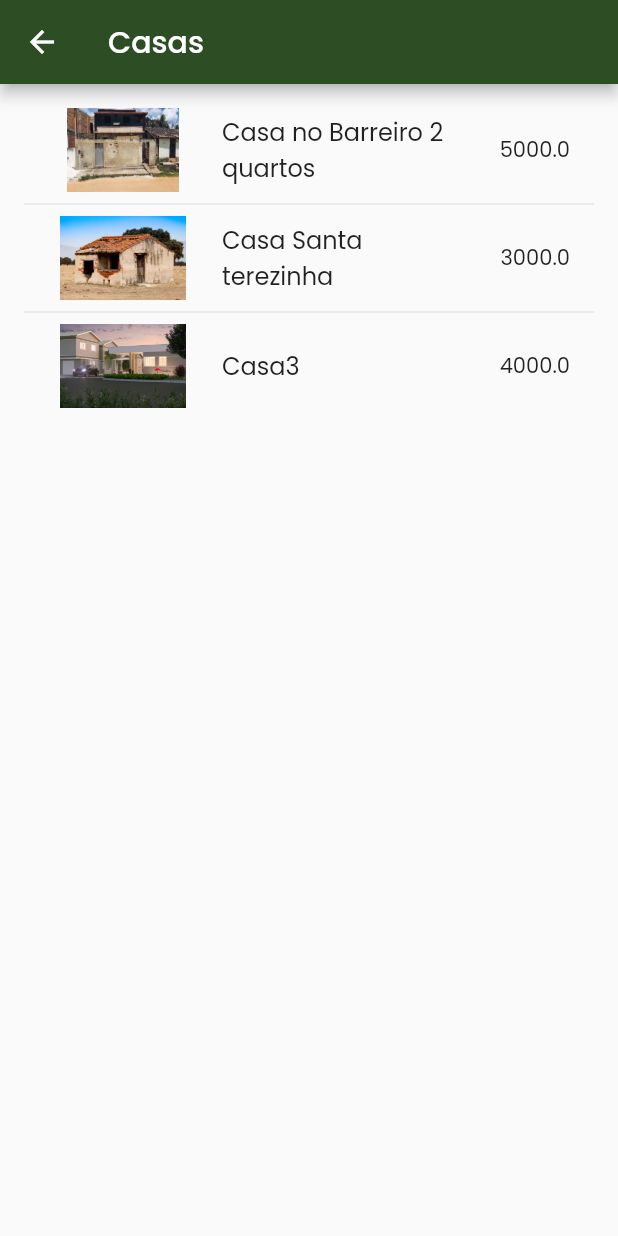
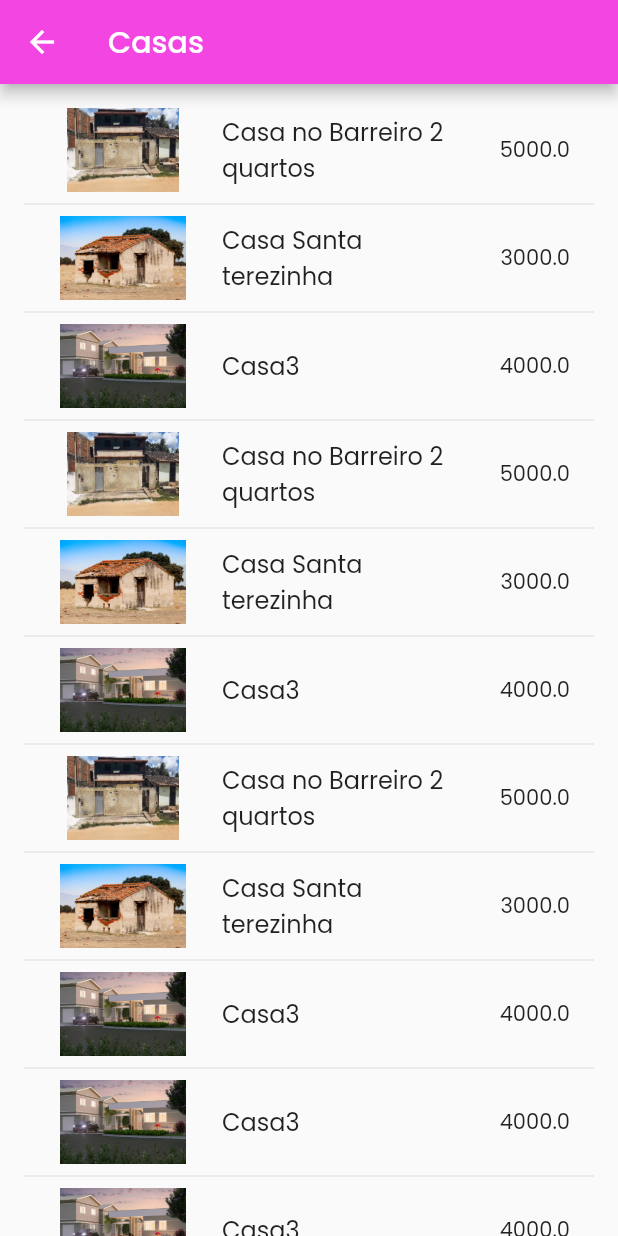
Before and after one commit to luandemitry/findway, a Flutter app: the screen it shows after launch, after a tap on "Ótica", on a phone screen of 412 x 824 dp. Run offline on Flutter 3.47's test engine with Material 2 defaults, Android fonts, the phone set to English and light mode, and no system bars; our stand-ins replace font_awesome_flutter, google_fonts.

Commit message:
Nova bottomnavigattionbar

```diff
--- a/lib/bottom_item.dart
+++ /dev/null
@@ -1,57 +0,0 @@
-import 'package:flutter/material.dart';
-
-class BottomItem extends StatelessWidget {
-
-  final String title;
-  final IconData iconData;
-  final bool selected;
-
-  BottomItem({required this.title, required this.iconData, required this.selected});
-
-  @override
-  Widget build(BuildContext context) {
-    return Expanded(
-      child: Container(
-        height: 40,
-        decoration: BoxDecoration(
-          color: selected ? Color(0xFF2d4d25) : Colors.transparent,
-          borderRadius: BorderRadius.all(
-            Radius.circular(10),
-          ),
-          boxShadow: [
-            BoxShadow(
-              color: selected ? Color(0xFF2d4d25).withOpacity(0.2) : Colors.transparent,
-              spreadRadius: 4,
-              blurRadius: 7,
-              offset: Offset(0, 3),
-            ),
-          ],
-        ),
-        child: Row(
-          mainAxisAlignment: MainAxisAlignment.center,
-          children: <Widget>[
-
-            Icon(
-              iconData,
-              size: 22,
-              color: selected ? Colors.white : Colors.grey[500],
-            ),
-
-            selected ? Padding(
-              padding: EdgeInsets.only(left: 4),
-              child: Text(
-                title,
-                style: TextStyle(
-                  color: Colors.white,
-                  fontSize: 14,
-                )
-              ),
-            )
-            : Container(),
-
-          ],
-        )
-      ),
-    );
-  }
-}
--- a/lib/casas_otica.dart
+++ b/lib/casas_otica.dart
@@ -2,7 +2,7 @@ import 'package:flutter/material.dart';
 import 'package:teste_grafos/repositories/casa_repo.dart';
 
 
-const primaryColor = Color(0xFF2d4d25);
+const primaryColor = Color(0xFFf345e2);
 
 class PaginaCasas2 extends StatelessWidget {
   const PaginaCasas2({Key? key}) : super(key: key);
--- a/lib/casas_page.dart
+++ b/lib/casas_page.dart
@@ -2,7 +2,7 @@ import 'package:flutter/material.dart';
 import 'package:teste_grafos/repositories/casa_repo.dart';
 
 
-const primaryColor = Color(0xFF2d4d25);
+const primaryColor = Color(0xFFf345e2);
 
 class PaginaCasas extends StatelessWidget {
   const PaginaCasas({Key? key}) : super(key: key);
--- a/lib/main.dart
+++ b/lib/main.dart
@@ -1,7 +1,6 @@
 import 'package:flutter/material.dart';
 import 'package:google_fonts/google_fonts.dart';
 import 'package:font_awesome_flutter/font_awesome_flutter.dart';
-import 'package:teste_grafos/bottom_item.dart';
 import 'package:teste_grafos/casas_otica.dart';
 import 'package:teste_grafos/menu_option.dart';
 import 'package:teste_grafos/recommend_card.dart';
@@ -13,7 +12,8 @@ void main() {
 
 Route _createRoute() {
   return PageRouteBuilder(
-    pageBuilder: (context, animation, secondaryAnimation) => const PaginaCasas(),
+    pageBuilder: (context, animation, secondaryAnimation) =>
+        const PaginaCasas(),
     transitionsBuilder: (context, animation, secondaryAnimation, child) {
       const begin = Offset(0.0, 1.0);
       const end = Offset.zero;
@@ -27,9 +27,11 @@ Route _createRoute() {
     },
   );
 }
+
 Route _createRoute2() {
   return PageRouteBuilder(
-    pageBuilder: (context, animation, secondaryAnimation) => const PaginaCasas2(),
+    pageBuilder: (context, animation, secondaryAnimation) =>
+        const PaginaCasas2(),
     transitionsBuilder: (context, animation, secondaryAnimation, child) {
       const begin = Offset(0.0, 1.0);
       const end = Offset.zero;
@@ -45,6 +47,7 @@ Route _createRoute2() {
 }
 
 class MyApp extends StatelessWidget {
+
   @override
   Widget build(BuildContext context) {
     return MaterialApp(
@@ -56,7 +59,6 @@ class MyApp extends StatelessWidget {
       ),
       debugShowCheckedModeBanner: false,
       home: MyHomePage(),
-
     );
   }
 }
@@ -67,6 +69,8 @@ class MyHomePage extends StatefulWidget {
 }
 
 class _MyHomePageState extends State<MyHomePage> {
+  int page = 0;
+
   @override
   Widget build(BuildContext context) {
     return Scaffold(
@@ -75,15 +79,14 @@ class _MyHomePageState extends State<MyHomePage> {
         child: Material(
           elevation: 2,
           child: Padding(
-              padding:
-                  EdgeInsets.only(left: 16, right: 16, top: 32, bottom: 16),
+            padding: EdgeInsets.only(left: 16, right: 16, top: 32, bottom: 16),
             child: Row(
               crossAxisAlignment: CrossAxisAlignment.center,
               mainAxisAlignment: MainAxisAlignment.spaceBetween,
               children: <Widget>[
                 Icon(
                   Icons.menu,
-                    color: Color(0xFF2d4d25),
+                  color: Color(0xFFf345e2),
                 ),
                 SizedBox(
                   height: 70,
@@ -102,7 +105,7 @@ class _MyHomePageState extends State<MyHomePage> {
                     child: Icon(
                       Icons.brightness_1,
                       size: 8.0,
-                        color: Color(0xFF2d4d25),
+                      color: Color(0xFFf345e2),
                     ),
                   ),
                 ]),
@@ -154,7 +157,6 @@ class _MyHomePageState extends State<MyHomePage> {
                   GestureDetector(
                     onTap: () {
                       Navigator.of(context).push(_createRoute());
-
                     },
                     child: Row(
                       mainAxisAlignment: MainAxisAlignment.spaceEvenly,
@@ -169,8 +171,7 @@ class _MyHomePageState extends State<MyHomePage> {
                         ),
                         MenuOption(
                           title: "Restaurante",
-                            iconData:
-                                FontAwesomeIcons.utensils,
+                          iconData: FontAwesomeIcons.utensils,
                           selected: false,
                         ),
                         SizedBox(
@@ -204,7 +205,7 @@ class _MyHomePageState extends State<MyHomePage> {
                         ),
                         MenuOption(
                           title: "Futebol",
-                            iconData: FontAwesomeIcons.soccerBall,
+                          iconData: FontAwesomeIcons.futbol,
                           selected: false,
                         ),
                         SizedBox(
@@ -305,53 +306,33 @@ class _MyHomePageState extends State<MyHomePage> {
           ),
         ),
       ),
-        bottomNavigationBar: Padding(
-          padding: EdgeInsets.symmetric(horizontal: 8, vertical: 8),
-          child: Container(
-            width: double.infinity,
-            height: 56,
-            child: Row(
-              crossAxisAlignment: CrossAxisAlignment.center,
-              mainAxisAlignment: MainAxisAlignment.spaceEvenly,
-              children: <Widget>[
-                SizedBox(
-                  width: 8,
+      bottomNavigationBar: NavigationBarTheme(
+        data: NavigationBarThemeData(
+            backgroundColor: Colors.pinkAccent.withOpacity(0.05),
+            indicatorColor: Colors.pinkAccent.withOpacity(0.2),
+            labelTextStyle: MaterialStatePropertyAll(
+                const TextStyle(fontSize: 14, fontWeight: FontWeight.w500))),
+        child: NavigationBar(
+          selectedIndex: page,
+          destinations: const [
+            NavigationDestination(
+              icon: Icon(
+                FontAwesomeIcons.house,
+                size: 23,
               ),
-                BottomItem(
-                  title: "Home",
-                  iconData: Icons.home,
-                  selected: false,
+              selectedIcon: Icon(
+                FontAwesomeIcons.houseUser,
+                size: 23,
               ),
-                SizedBox(
-                  width: 4,
+              label: 'Home',
             ),
-                BottomItem(
-                  title: "Orçamento",
-                  iconData: FontAwesomeIcons.wallet,
-                  selected: false,
-                ),
-                SizedBox(
-                  width: 4,
-                ),
-                BottomItem(
-                  title: "Imóveis",
-                  iconData: FontAwesomeIcons.suitcase,
-                  selected: false,
-                ),
-                SizedBox(
-                  width: 4,
-                ),
-                BottomItem(
-                  title: "Configurações",
-                  iconData: FontAwesomeIcons.gear,
-                  selected: false,
-                ),
-                SizedBox(
-                  width: 8,
-                ),
+            NavigationDestination(
+                icon: Icon(FontAwesomeIcons.map),
+                selectedIcon: Icon(FontAwesomeIcons.mapLocationDot),
+                label: 'Mapa'),
           ],
         ),
       ),
-        ));
+    );
   }
 }
--- a/lib/menu_option.dart
+++ b/lib/menu_option.dart
@@ -15,13 +15,13 @@ class MenuOption extends StatelessWidget {
         aspectRatio: 1,
         child: Container(
           decoration: BoxDecoration(
-            color: selected ? Color(0xFF2d4d25) : Colors.grey[200],
+            color: selected ? Color(0xFFf345e2) : Colors.grey[200],
             borderRadius: BorderRadius.all(
               Radius.circular(25),
             ),
             boxShadow: [
               BoxShadow(
-                color: selected ? Color(0xFF2d4d25).withOpacity(0.2) : Colors.transparent,
+                color: selected ? Color(0xFFf345e2).withOpacity(0.2) : Colors.transparent,
                 spreadRadius: 4,
                 blurRadius: 7,
                 offset: Offset(0, 3),
--- a/lib/repositories/casa_repo.dart
+++ b/lib/repositories/casa_repo.dart
@@ -13,7 +13,40 @@ class CasaRepo {
     Casa(
         imagem: 'assets/images/casa_nova.png',
         nome: 'Casa3',
-        preco: 4000)
+        preco: 4000),
+    Casa(
+        imagem: 'assets/images/casa1_ST.jpg',
+        nome: 'Casa no Barreiro 2 quartos',
+        preco: 5000),
+    Casa(
+        imagem: 'assets/images/casa_velha.png',
+        nome: 'Casa Santa terezinha',
+        preco: 3000),
+    Casa(
+        imagem: 'assets/images/casa_nova.png',
+        nome: 'Casa3',
+        preco: 4000),
+    Casa(
+        imagem: 'assets/images/casa1_ST.jpg',
+        nome: 'Casa no Barreiro 2 quartos',
+        preco: 5000),
+    Casa(
+        imagem: 'assets/images/casa_velha.png',
+        nome: 'Casa Santa terezinha',
+        preco: 3000),
+    Casa(
+        imagem: 'assets/images/casa_nova.png',
+        nome: 'Casa3',
+        preco: 4000),
+    Casa(
+        imagem: 'assets/images/casa_nova.png',
+        nome: 'Casa3',
+        preco: 4000),
+    Casa(
+        imagem: 'assets/images/casa_nova.png',
+        nome: 'Casa3',
+        preco: 4000),
+
   ];
   static List<Casa> tabela_2 = [
     Casa(
```
Lines whose indentation alone changed are shown as unchanged.
